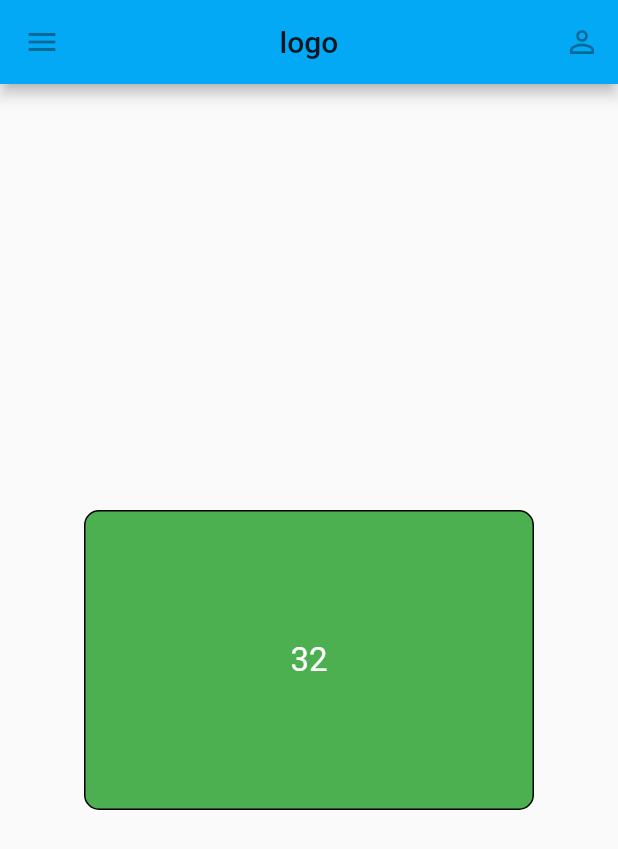
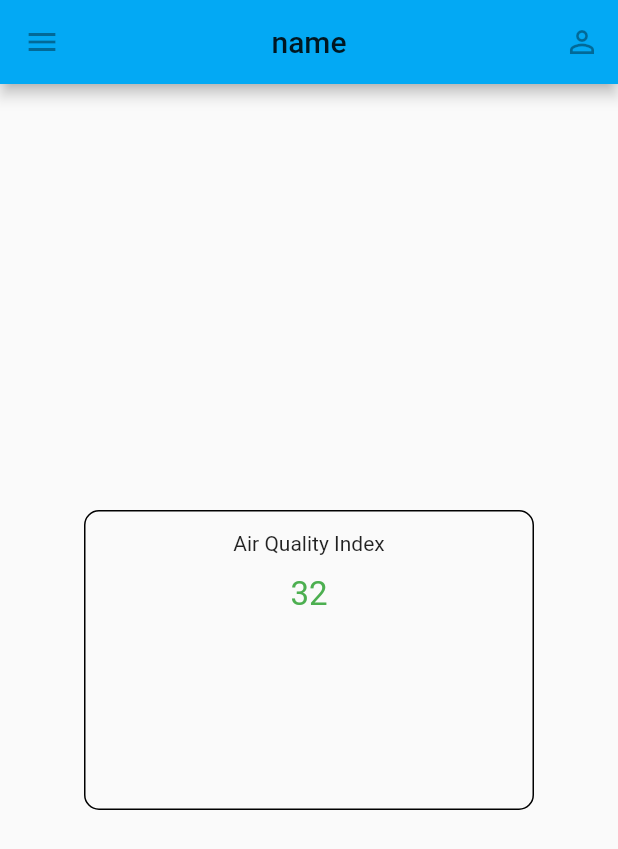
Before and after one commit to Cristocrat/Home-Enviromental-Device, a Flutter app: the screen it shows after launch, on a phone screen of 412 x 824 dp. Shown: the top 849 px of the screen. Run offline on Flutter 3.47's test engine with Material 2 defaults, Android fonts, the phone set to English and light mode, and no system bars; missing offline and left inert: dart:ffi.

Commit message:
fixed the color of the aqi and added the title of it

```diff
--- a/home_enviroment_device/lib/util/aqi_tools.dart
+++ b/home_enviroment_device/lib/aqi_tools.dart
@@ -8,17 +8,20 @@ class AqiTools {
     value = 0;
   }
 
+  get api => null;
+
   set currentApiValue(int n) {
     value = n;
   }
 
-  Color getColor(item) {
-    if (item >= 50) return Colors.green;
-
+  static Color getColor(int item) {
+    if (item <= 50) return Colors.green;
     if (item < 50 && item >= 100) return Colors.yellow;
     if (item < 100 && item >= 150) return Colors.orange;
     if (item < 150 && item >= 200) return Colors.red;
-    if (item < 200 && item >= 250) return Colors.purple;
-    if (item < 300) return Colors.brown;
+    if (item < 200 && item >= 250)
+      return Colors.purple;
+    else
+      return Colors.black;
   }
 }
--- a/home_enviroment_device/lib/mainScreen.dart
+++ b/home_enviroment_device/lib/mainScreen.dart
@@ -5,7 +5,7 @@ import 'aqi_tools.dart';
 
 // ignore: camel_case_types
 class mainScreen extends StatefulWidget {
-
+  AqiTools aqivalue = new AqiTools(" ");
   @override
   _mainScreenState createState() => _mainScreenState();
 }
@@ -13,11 +13,13 @@ class mainScreen extends StatefulWidget {
 class _mainScreenState extends State<mainScreen> {
   @override
   Widget build(BuildContext context) {
-    int api = 32;
+    AqiTools aqivalue;
+    int aqi = 32;
+    widget.aqivalue.value = aqi;
     return Scaffold(
       appBar: AppBar(
         leading: IconButton(icon: Icon(Icons.menu), onPressed: null),
-        title: Text('logo'),
+        title: Text('name'),
         centerTitle: true,
         actions: <Widget>[
           IconButton(icon: Icon(Icons.person_outline), onPressed: null)
@@ -33,17 +35,28 @@ class _mainScreenState extends State<mainScreen> {
                 color: Colors.transparent,
                 child: Container(
                     decoration: BoxDecoration(
-                      color: Colors.green,
+                        color: Colors.transparent,
                         borderRadius: BorderRadius.all(Radius.circular(10.0)),
                         border: Border.all()),
                     child: new Center(
+                        child: ListView(children: <Widget>[
+                      Padding(
+                        padding: EdgeInsets.fromLTRB(0, 13, 0, 13),
                         child: new Text(
-                      "$api",
-                      style: TextStyle(color: Colors.white, fontSize: 22),
+                          "Air Quality Index",
                           textAlign: TextAlign.center,
                         ),
-                  )),
-            )
+                      ),
+                      Padding(
+                          child: new Text(
+                            "$aqi",
+                            style: TextStyle(
+                                color: AqiTools.getColor(widget.aqivalue.value),
+                                fontSize: 22),
+                            textAlign: TextAlign.center,
+                          ),
+                          padding: EdgeInsets.fromLTRB(0, 0, 0, 0)),
+                    ])))),
           ],
         ),
       ),
```
Lines whose indentation alone changed are shown as unchanged.
